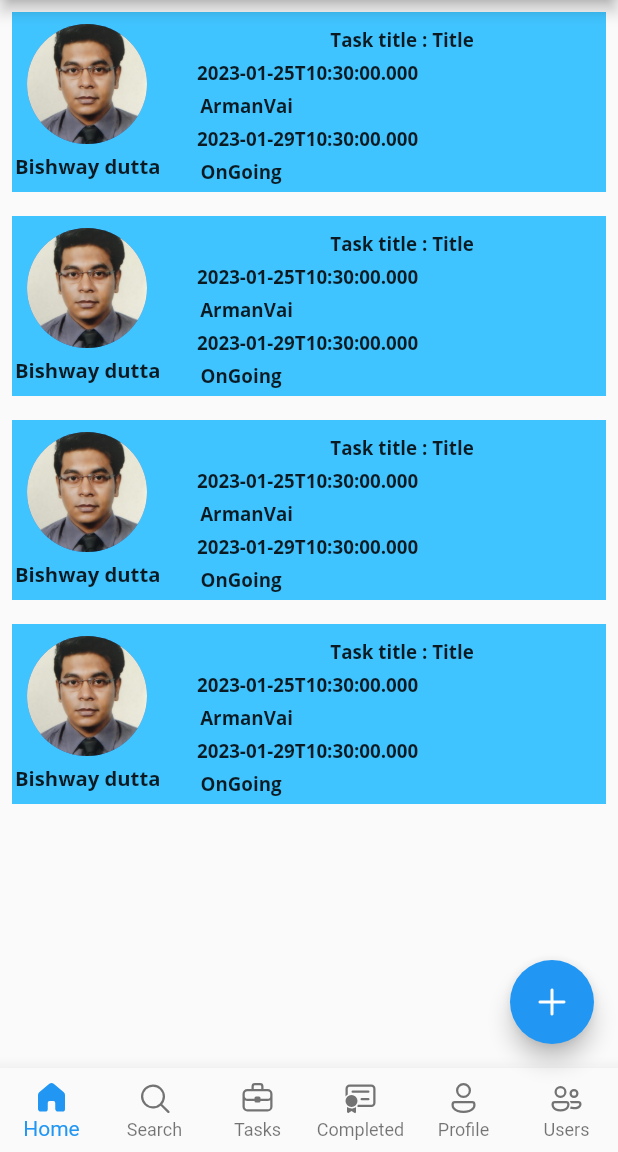
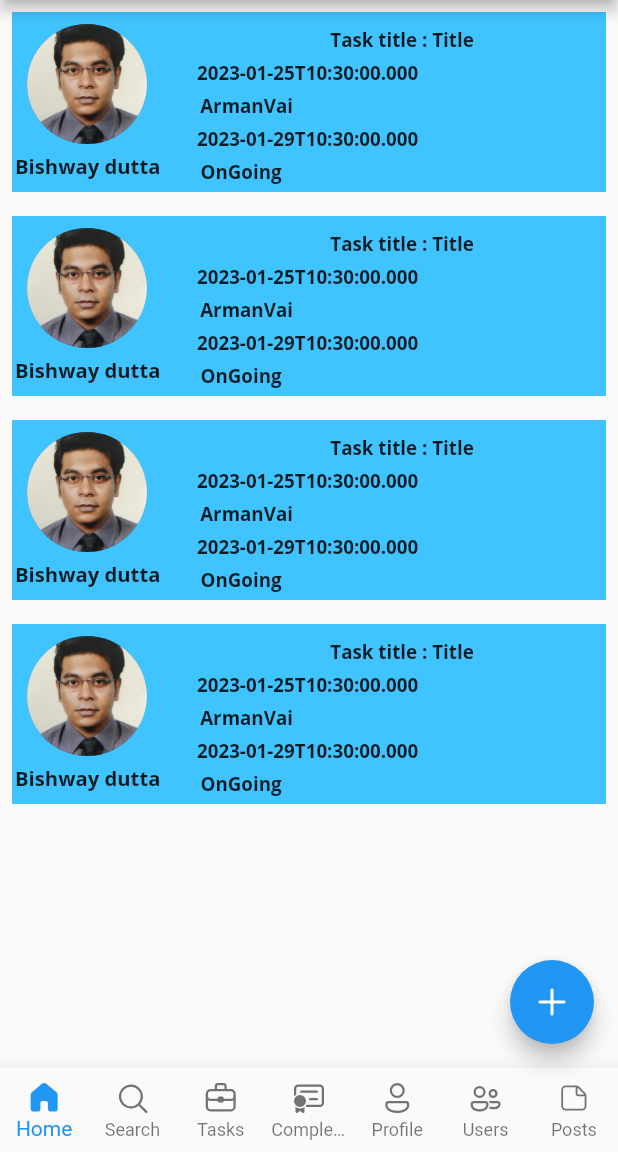
Before and after one commit to Datta2119/task_management, a Flutter app: the screen it shows after launch, on a phone screen of 412 x 824 dp, the part 84-1236 px from its top. Run offline on Flutter 3.47's test engine with Material 2 defaults, Android fonts, the light colour scheme and no system bars; our stand-ins replace fluentui_icons, google_fonts.

Commit message:
users list functionality added to home screen

```diff
--- a/lib/screens/Home/home_screen.dart
+++ b/lib/screens/Home/home_screen.dart
@@ -1,5 +1,6 @@
 import 'package:fluentui_icons/fluentui_icons.dart';
 import 'package:flutter/material.dart';
+import 'package:task_management/screens/Users/Widgets/users_list.dart';
 import 'Widgets/task_list.dart';
 
 class HomeScreen extends StatefulWidget {
@@ -19,7 +20,8 @@ class _HomeScreenState extends State<HomeScreen> {
     const Text('Ticket'),
     const Text('Completed'),
     const Text('Profile'),
-    const Text('Users'),
+    UsersList(),
+    const Text('Posts'),
   ];
 
   void _onItemTap(int index) {
@@ -183,11 +185,29 @@ class _HomeScreenState extends State<HomeScreen> {
                 onTap: () {
                   _onItemTap(5);
                   Navigator.pop(context);
-
                   // Navigator.pop(context);
                 },
               ),
 
+              ListTile(
+                leading: const Icon(
+                  FluentSystemIcons.ic_fluent_page_filled,
+                  size: 30.0,
+                  color: Colors.black,
+                ),
+                title: const Text(
+                  "Posts",
+                  style: TextStyle(
+                      fontSize: 20.0,
+                      color: Colors.black,
+                      fontWeight: FontWeight.w900),
+                ),
+                onTap: () {
+                  _onItemTap(6);
+                  Navigator.pop(context);
+                  // Navigator.pop(context);
+                },
+              ),
             ],
           ),
         ),
@@ -246,6 +266,11 @@ class _HomeScreenState extends State<HomeScreen> {
             activeIcon: Icon(FluentSystemIcons.ic_fluent_people_filled),
             label: 'Users',
           ),
+          BottomNavigationBarItem(
+            icon: Icon(FluentSystemIcons.ic_fluent_page_regular),
+            activeIcon: Icon(FluentSystemIcons.ic_fluent_page_filled),
+            label: 'Posts',
+          ),
         ],
       ),
     );
```
